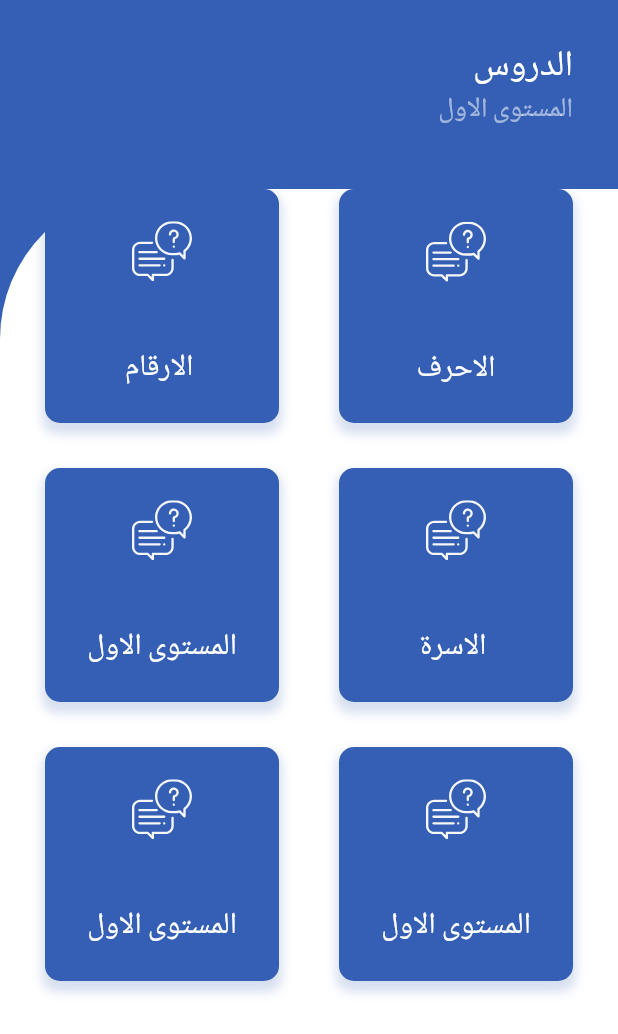
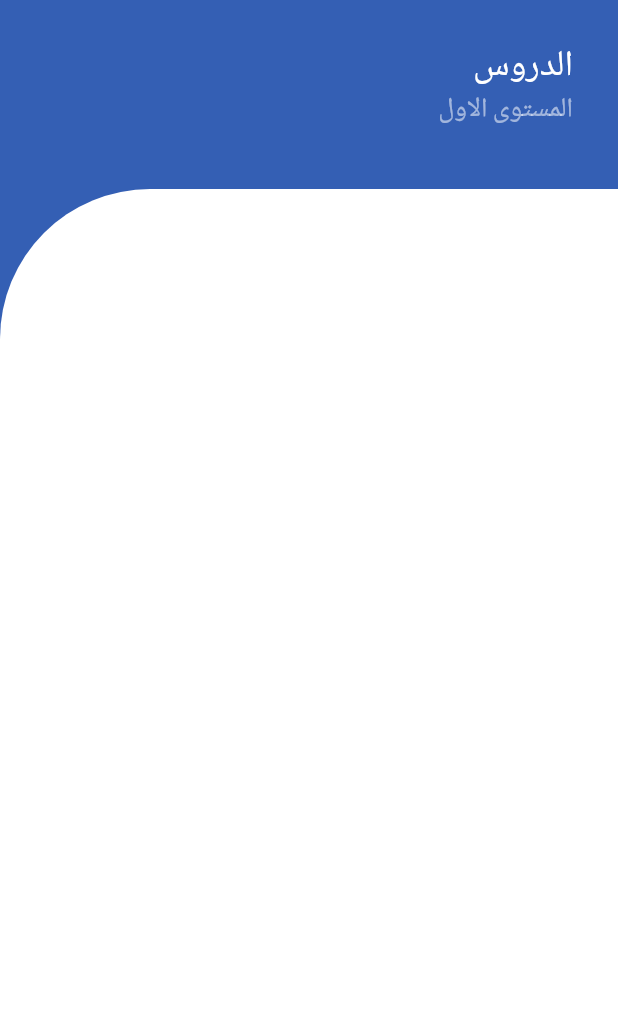
Before and after one commit to promaha/flutter_application_14, a Flutter app: the LessonScreen screen opened by its route, after a tap on "الارقام", on a phone screen of 412 x 824 dp. Shown: the top 1034 px of the screen. Run offline on Flutter 3.47's test engine with Material 3 defaults, Android fonts, the phone set to English and light mode, and no system bars; our stand-ins replace flutter_svg, google_fonts, sizer.

Commit message:
maha updates2

```diff
--- a/lib/login_screen/login_screen.dart
+++ b/lib/login_screen/login_screen.dart
@@ -90,10 +90,8 @@ class _LoginScreenState extends State<LoginScreen> {
                             DefaultButton(
                               onPress: () {
                                 if (_foemKey.currentState!.validate()) {
-                                  Navigator.pushNamedAndRemoveUntil(
-                                      context,
-                                      OnBoardScreen.routeName,
-                                      (route) => false);
+                                  Navigator.pushNamedAndRemoveUntil(context,
+                                      HomeScreen.routeName, (route) => false);
                                 }
                               },
                               title: "تسجيل الدخول",
--- a/lib/main.dart
+++ b/lib/main.dart
@@ -1,4 +1,5 @@
 import 'package:flutter/material.dart';
+import 'package:flutter_application_14/screens/onboard/onboard.dart';
 import 'package:flutter_localizations/flutter_localizations.dart';
 import 'package:google_fonts/google_fonts.dart';
 import 'package:flutter_application_14/constants.dart';
@@ -87,7 +88,7 @@ class MyApp extends StatelessWidget {
               ),
             ),
           )),
-      initialRoute: SplashScreen.routeName,
+      initialRoute: OnBoardScreen.routeName,
       routes: routs,
     );
   }
--- a/lib/routes.dart
+++ b/lib/routes.dart
@@ -1,10 +1,11 @@
 import 'package:flutter/cupertino.dart';
 import 'package:flutter_application_14/login_screen/login_screen.dart';
 import 'package:flutter_application_14/screens/Lessons_screen/lesson_screen.dart';
-import 'package:flutter_application_14/screens/befor_start_screen/befor_start_screen.dart';
 import 'package:flutter_application_14/screens/contact_screen/contact_screen.dart';
 import 'package:flutter_application_14/screens/home_screen/home_screen.dart';
-import 'package:flutter_application_14/screens/my_profile/my_profile.dart';
+import 'package:flutter_application_14/screens/myprofile_screen/edit_profile.dart';
+import 'package:flutter_application_14/screens/word_screen/word_screen.dart';
+import 'package:flutter_application_14/screens/myprofile_screen/my_profile.dart';
 import 'package:flutter_application_14/screens/onboard/onboard.dart';
 import 'package:flutter_application_14/screens/result_screen/result_screen.dart';
 import 'package:flutter_application_14/screens/splash_screen/splash_screen.dart';
@@ -16,7 +17,8 @@ Map<String, WidgetBuilder> routs = {
   MyProfileScreen.routeName: (context) => const MyProfileScreen(),
   ResultScreen.routeName: (context) => const ResultScreen(),
   LessonScreen.routeName: (context) => const LessonScreen(),
-  BeforStartScreen.routeName: (context) => const BeforStartScreen(),
   ContactScreen.routeName: (context) => const ContactScreen(),
   OnBoardScreen.routeName: (context) => const OnBoardScreen(),
+  WordsScreen.routeName: (context) => WordsScreen(),
+  EditProfileScreen.routeName: (context) => const EditProfileScreen(),
 };
--- a/lib/screens/home_screen/home_screen.dart
+++ b/lib/screens/home_screen/home_screen.dart
@@ -1,9 +1,8 @@
 import 'package:flutter/material.dart';
 import 'package:flutter_application_14/constants.dart';
 import 'package:flutter_application_14/screens/Lessons_screen/lesson_screen.dart';
-import 'package:flutter_application_14/screens/befor_start_screen/befor_start_screen.dart';
 import 'package:flutter_application_14/screens/home_screen/widgets/student_data.dart';
-import 'package:flutter_application_14/screens/my_profile/my_profile.dart';
+import 'package:flutter_application_14/screens/myprofile_screen/my_profile.dart';
 import 'package:flutter_application_14/screens/result_screen/result_screen.dart';
 import 'package:flutter_svg/flutter_svg.dart';
 
--- a/lib/screens/lessons_screen/lesson_screen.dart
+++ b/lib/screens/lessons_screen/lesson_screen.dart
@@ -1,5 +1,6 @@
 import 'package:flutter/material.dart';
 import 'package:flutter_application_14/constants.dart';
+import 'package:flutter_application_14/screens/word_screen/word_screen.dart';
 import 'package:flutter_svg/svg.dart';
 // import 'package:curved_navigation_bar/curved_navigation_bar.dart';
 // import 'package:flutter_application_1/cloths.dart';
@@ -73,7 +74,7 @@ class LessonScreen extends StatelessWidget {
                       title: "الاحرف"),
                   LessonsCard(
                       onPress: () {
-                        Navigator.pushNamed(context, routeName);
+                        Navigator.pushNamed(context, WordsScreen.routeName);
                       },
                       icon: "assets/icons/ask.svg",
                       title: " الارقام"),
--- a/lib/screens/splash_screen/splash_screen.dart
+++ b/lib/screens/splash_screen/splash_screen.dart
@@ -1,6 +1,7 @@
 import 'package:flutter/material.dart';
 import 'package:flutter_application_14/constants.dart';
 import 'package:flutter_application_14/login_screen/login_screen.dart';
+import 'package:flutter_application_14/screens/onboard/onboard.dart';
 import 'package:google_fonts/google_fonts.dart';
 
 class SplashScreen extends StatelessWidget {
@@ -12,7 +13,7 @@ class SplashScreen extends StatelessWidget {
   Widget build(BuildContext context) {
     Future.delayed(const Duration(seconds: 3), () {
       Navigator.pushNamedAndRemoveUntil(
-          context, LoginScreen.routeName, (route) => false);
+          context, OnBoardScreen.routeName, (route) => false);
     });
     return Scaffold(
       body: Row(
--- /dev/null
+++ b/lib/screens/word_screen/word_screen.dart
@@ -0,0 +1,67 @@
+import 'package:flutter/material.dart';
+
+class WordsScreen extends StatelessWidget {
+  WordsScreen({super.key});
+  static String routeName = 'WordsScreen';
+
+  @override
+  Widget build(BuildContext context) {
+    return Scaffold(
+      body: ListView(
+        padding: EdgeInsets.zero,
+        children: [
+          //head
+          Container(
+            decoration: BoxDecoration(
+              color: Theme.of(context).primaryColor,
+              borderRadius: const BorderRadius.only(
+                bottomRight: Radius.circular(50),
+              ),
+            ),
+            child: Column(
+              children: [
+                const SizedBox(height: 20),
+                ListTile(
+                  contentPadding: const EdgeInsets.symmetric(horizontal: 30),
+                  title: Text('الدروس',
+                      style: Theme.of(context)
+                          .textTheme
+                          .headlineSmall
+                          ?.copyWith(color: Colors.white)),
+                  subtitle: Text('المستوى الاول',
+                      style: Theme.of(context)
+                          .textTheme
+                          .titleMedium
+                          ?.copyWith(color: Colors.white54)),
+                ),
+                const SizedBox(height: 30)
+              ],
+            ),
+          ),
+          Container(
+            height: 1000,
+            color: Theme.of(context).primaryColor,
+            child: Container(
+              padding: const EdgeInsets.symmetric(horizontal: 30),
+//padding: EdgeInsets.only(bottom: 200),
+              decoration: const BoxDecoration(
+                  color: Colors.white,
+                  borderRadius:
+                      BorderRadius.only(topLeft: Radius.circular(100))),
+            ),
+          ),
+          const SizedBox(height: 20),
+        ],
+      ),
+
+      // body: Center(
+      //   child: Image(
+      //     image: AssetImage("assets/images/etegahat.gif"),
+      //     width: 20,
+      //     height: 20,
+      //   ),
+      // ),
+      // backgroundColor: kOtherColor,
+    );
+  }
+}
--- a/pubspec.yaml
+++ b/pubspec.yaml
@@ -42,9 +42,11 @@ dependencies:
   flutter_svg: ^1.1.1
   sizer: ^2.0.15
 
+
 dev_dependencies:
   flutter_test:
     sdk: flutter
+
 
   # The "flutter_lints" package below contains a set of recommended lints to
   # encourage good coding practices. The lint set provided by the package is
@@ -68,6 +70,7 @@ flutter:
   assets:
     - assets/images/
     - assets/icons/
+
 
 
   # An image asset can refer to one or more resolution-specific "variants", see
```
Also changed, not shown: lib/screens/befor_start_screen/befor_start_screen.dart (deleted, +0 -11 lines), lib/screens/myprofile_screen/edit_profile.dart (added, +77 -0 lines), lib/screens/myprofile_screen/my_profile.dart (renamed from lib/screens/my_profile/my_profile.dart, +18 -0 lines), lib/screens/onboard/onboard.dart (+7 -4 lines), assets/images/etegahat.gif (added), assets/images/skip4.jpeg (deleted), pubspec.lock, 1 other file.
